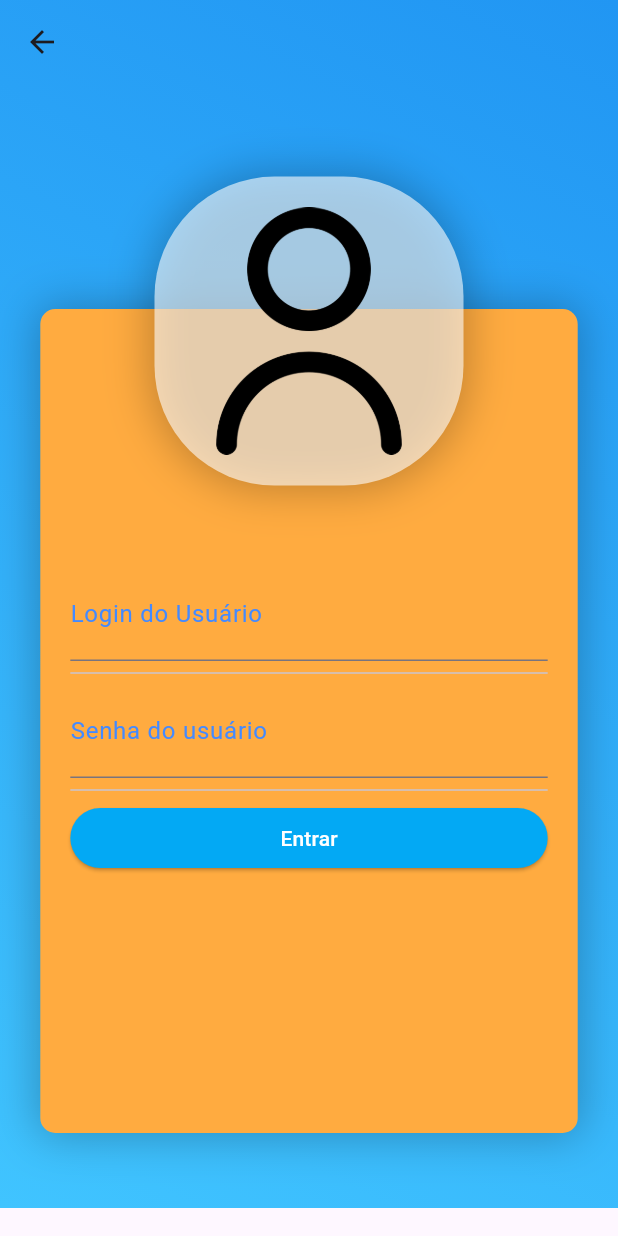
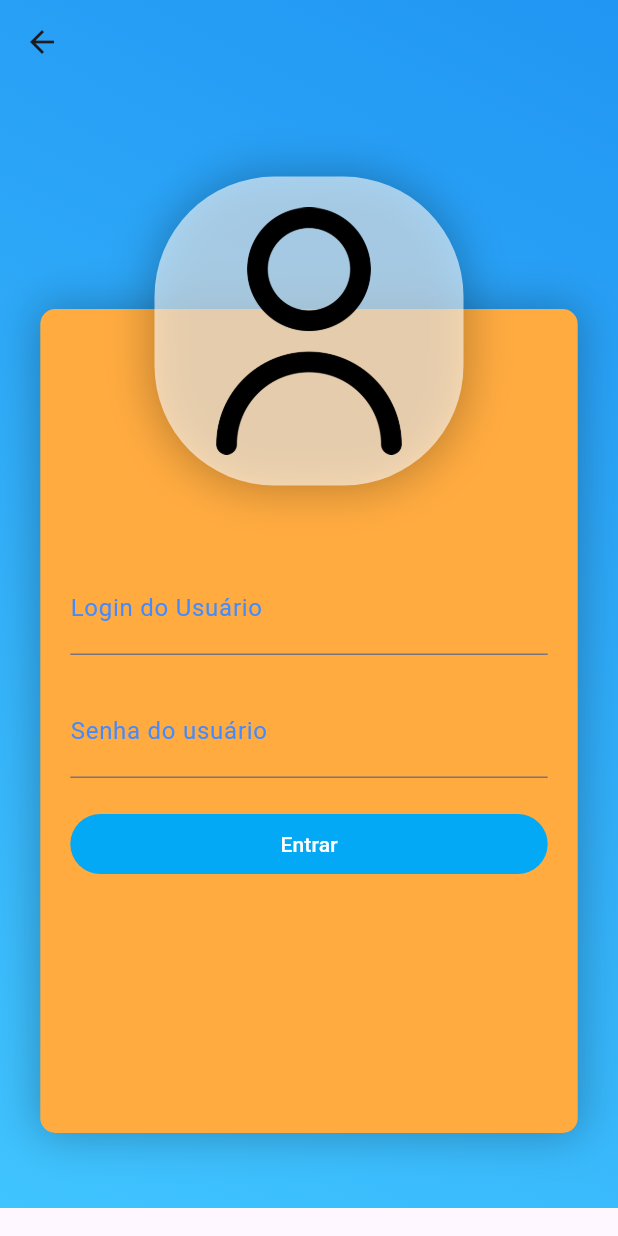
Before and after one commit to javellars/Mobile, a Flutter app: the LoginScreen screen opened directly, on a phone screen of 412 x 824 dp. Run offline on Flutter 3.47's test engine with Material 3 defaults, Android fonts, the phone set to English and light mode, and no system bars; our stand-ins replace dio, firebase_auth, firebase_core, flutter_bloc; accounts and stored records are empty.

Commit message:
Update login_screen.dart

```diff
--- a/TrabFinal/lib/view/login_screen.dart
+++ b/TrabFinal/lib/view/login_screen.dart
@@ -1,10 +1,44 @@
+import 'package:entrega1_livraria/bloc/auth_bloc.dart';
 import 'package:flutter/material.dart';
 import 'package:flutter_bloc/flutter_bloc.dart';
-import 'package:entrega1_livraria/bloc/auth_bloc.dart';
-import 'package:entrega1_livraria/view/produtos_screen.dart';
 
-class LoginScreen extends StatelessWidget {
+class LoginScreen extends StatefulWidget {
   const LoginScreen({Key? key}) : super(key: key);
+
+  @override
+  State<LoginScreen> createState() => _LoginScreenState();
+}
+
+class _LoginScreenState extends State<LoginScreen> {
+  final GlobalKey<FormState> _formKey = GlobalKey<FormState>();
+  late TextEditingController _emailController;
+  late TextEditingController _senhaController;
+  bool _isLoginButtonEnabled = false;
+
+  @override
+  void initState() {
+    super.initState();
+    _emailController = TextEditingController();
+    _senhaController = TextEditingController();
+
+    // Adicionar um listener para verificar quando os campos de texto são alterados
+    _emailController.addListener(_verifyLoginButtonEnabled);
+    _senhaController.addListener(_verifyLoginButtonEnabled);
+  }
+
+  @override
+  void dispose() {
+    _emailController.dispose();
+    _senhaController.dispose();
+    super.dispose();
+  }
+
+  void _verifyLoginButtonEnabled() {
+    setState(() {
+      _isLoginButtonEnabled =
+          _emailController.text.isNotEmpty && _senhaController.text.isNotEmpty;
+    });
+  }
 
   @override
   Widget build(BuildContext context) {
@@ -12,56 +46,10 @@ class LoginScreen extends StatelessWidget {
       extendBodyBehindAppBar: true,
       appBar: AppBar(
         backgroundColor: Colors.transparent,
-        title: const Text(""),
+        title: Text(""),
       ),
-      body: LoginBody(),
-    );
-  }
-}
-
-class LoginBody extends StatefulWidget {
-  const LoginBody({Key? key}) : super(key: key);
-
-  @override
-  _LoginBodyState createState() => _LoginBodyState();
-}
-
-class _LoginBodyState extends State<LoginBody> {
-  final GlobalKey<FormState> _formKey = GlobalKey<FormState>();
-  late TextEditingController _loginController;
-  late TextEditingController _senhaController;
-  bool _isLoginButtonEnabled = false;
-
-  @override
-  void initState() {
-    super.initState();
-    _loginController = TextEditingController();
-    _senhaController = TextEditingController();
-
-    // Adicionar um listener para verificar quando os campos de texto são alterados
-    _loginController.addListener(_verifyLoginButtonEnabled);
-    _senhaController.addListener(_verifyLoginButtonEnabled);
-  }
-
-  @override
-  void dispose() {
-    _loginController.dispose();
-    _senhaController.dispose();
-    super.dispose();
-  }
-
-  // Função para verificar se os campos de texto estão preenchidos
-  void _verifyLoginButtonEnabled() {
-    setState(() {
-      _isLoginButtonEnabled =
-          _loginController.text.isNotEmpty && _senhaController.text.isNotEmpty;
-    });
-  }
-
-  @override
-  Widget build(BuildContext context) {
-    return Container(
-      decoration: const BoxDecoration(
+      body: Container(
+        decoration: BoxDecoration(
           gradient: LinearGradient(
             colors: [
               Colors.blue,
@@ -90,7 +78,7 @@ class _LoginBodyState extends State<LoginBody> {
                         decoration: BoxDecoration(
                           color: Colors.orangeAccent,
                           borderRadius: BorderRadius.circular(10),
-                        boxShadow: const [
+                          boxShadow: [
                             BoxShadow(
                               color: Colors.black26,
                               blurRadius: 25.0,
@@ -98,68 +86,93 @@ class _LoginBodyState extends State<LoginBody> {
                             ),
                           ],
                         ),
+                        child: Container(
+                          padding: EdgeInsets.all(20),
                           child: Form(
                             key: _formKey,
-                        child: Container(
-                          padding: const EdgeInsets.all(20),
                             child: Column(
                               crossAxisAlignment: CrossAxisAlignment.stretch,
                               mainAxisAlignment: MainAxisAlignment.center,
                               children: <Widget>[
                                 TextFormField(
-                                controller: _loginController,
+                                  controller: _emailController,
                                   keyboardType: TextInputType.text,
-                                style: const TextStyle(
-                                  color: Colors.white,
-                                  fontSize: 20,
+                                  style: TextStyle(
+                                      color: Colors.white, fontSize: 20),
+                                  decoration: InputDecoration(
+                                    labelText: "Login do Usuário",
+                                    labelStyle:
+                                        TextStyle(color: Colors.blueAccent),
                                   ),
-                                decoration: const InputDecoration(
-                                  labelText: "Login do Usuário",
-                                  labelStyle: TextStyle(color: Colors.blueAccent),
-                                ),
-                                validator: (value) {
+                                  validator: (String? value) {
                                     if (value == null || value.isEmpty) {
-                                    return 'Por favor, digite seu login';
+                                      return "Digite um nome de usuário";
                                     }
                                     return null;
                                   },
                                 ),
-                              const Divider(),
+                                SizedBox(height: 20),
                                 TextFormField(
                                   controller: _senhaController,
                                   obscureText: true,
                                   keyboardType: TextInputType.text,
-                                style: const TextStyle(
-                                  color: Colors.white,
-                                  fontSize: 20,
+                                  style: TextStyle(
+                                      color: Colors.white, fontSize: 20),
+                                  decoration: InputDecoration(
+                                    labelText: "Senha do usuário",
+                                    labelStyle:
+                                        TextStyle(color: Colors.blueAccent),
                                   ),
-                                decoration: const InputDecoration(
-                                  labelText: "Senha do usuário",
-                                  labelStyle: TextStyle(color: Colors.blueAccent),
-                                ),
-                                validator: (value) {
-                                  if (value == null || value.isEmpty) {
-                                    return 'Por favor, digite sua senha';
+                                  validator: (String? value) {
+                                    if (value == null || value.length < 6) {
+                                      return "A senha deve ter pelo menos 6 caracteres";
                                     }
                                     return null;
                                   },
                                 ),
-                              const Divider(),
+                                SizedBox(height: 20),
                                 ElevatedButton(
+                                  onPressed: _isLoginButtonEnabled
+                                      ? () {
+                                          if (_formKey.currentState
+                                                  ?.validate() ??
+                                              false) {
+                                            _formKey.currentState!.save();
+                                            BlocProvider.of<AuthBloc>(context)
+                                                .add(LoginUser(
+                                                    email: _emailController
+                                                        .text,
+                                                    senha: _senhaController
+                                                        .text));
+                                            showDialog(
+                                              context: context,
+                                              builder: (BuildContext context) {
+                                                return AlertDialog(
+                                                  title: Text(
+                                                      'Login efetuado com sucesso'),
+                                                  actions: <Widget>[
+                                                    TextButton(
                                                       onPressed: () {
-                                  if (_formKey.currentState?.validate() ?? false) {
-                                    _formKey.currentState!.save();
-                                    BlocProvider.of<AuthBloc>(context).add(
-                                      LoginUser(email: _loginController.text, senha: _senhaController.text),
+                                                        Navigator.of(context)
+                                                            .pop();
+                                                      },
+                                                      child: Text('OK'),
+                                                    ),
+                                                  ],
+                                                );
+                                              },
                                             );
                                           }
-                                },
-                                child: const Text(
+                                        }
+                                      : null,
+                                  child: Text(
                                     "Entrar",
                                     style: TextStyle(color: Colors.white),
                                   ),
                                   style: ButtonStyle(
-                                  backgroundColor: MaterialStateProperty.all<Color>(Colors.lightBlue),
+                                    backgroundColor:
+                                        MaterialStateProperty.all(
+                                            Colors.lightBlue),
                                   ),
                                 ),
                               ],
@@ -184,7 +197,7 @@ class _LoginBodyState extends State<LoginBody> {
                         decoration: BoxDecoration(
                           color: Colors.white60,
                           borderRadius: BorderRadius.circular(80),
-                        boxShadow: const [
+                          boxShadow: [
                             BoxShadow(
                               color: Colors.black26,
                               blurRadius: 25.0,
@@ -195,7 +208,7 @@ class _LoginBodyState extends State<LoginBody> {
                         child: Image(
                           height: MediaQuery.of(context).size.height / 5,
                           width: MediaQuery.of(context).size.height / 5,
-                        image: const AssetImage('lib/assets/perfil_icon.png'),
+                          image: AssetImage('lib/assets/perfil_icon.png'),
                           fit: BoxFit.cover,
                         ),
                       ),
@@ -206,6 +219,7 @@ class _LoginBodyState extends State<LoginBody> {
             ),
           ),
         ),
+      ),
     );
   }
 }
```
Lines whose indentation alone changed are shown as unchanged.
